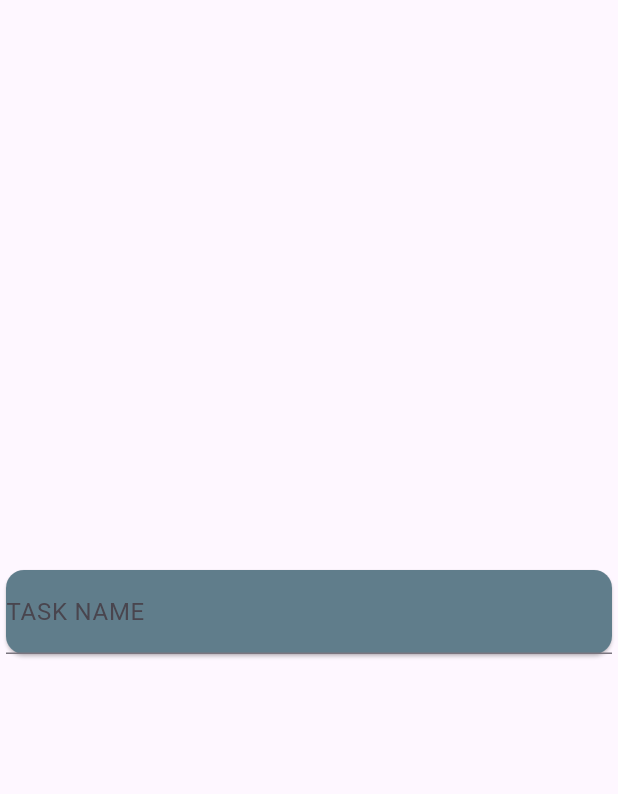
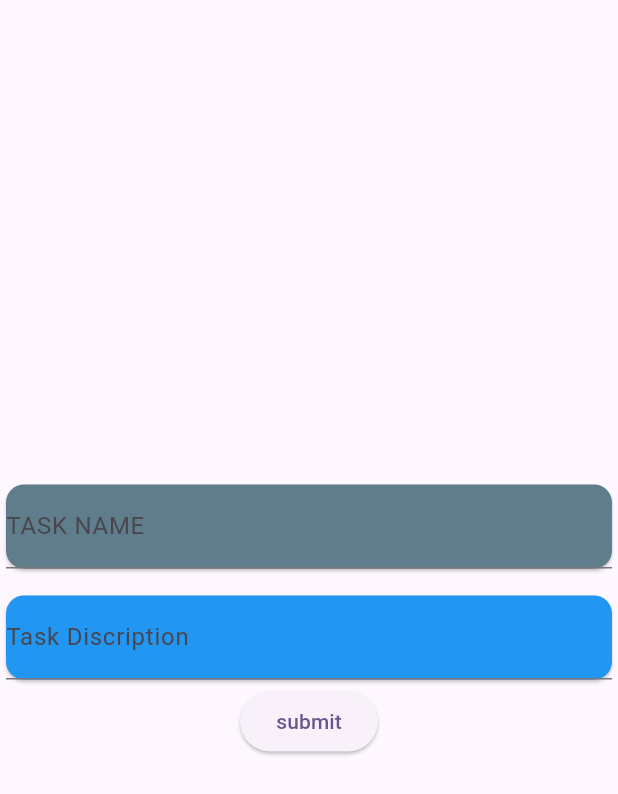
Before and after one commit to 1224jatin/practice_sqlflite1, a Flutter app: the HomeScreen screen opened directly, on a phone screen of 412 x 824 dp. Shown: the top 794 px of the screen. Run offline on Flutter 3.47's test engine with Material 3 defaults, Android fonts, the phone set to English and light mode, and no system bars; our stand-ins replace sqflite; accounts and stored records are empty.

Commit message:
27 - 3 - 2026

```diff
--- a/lib/db_helper/db_helper.dart
+++ b/lib/db_helper/db_helper.dart
@@ -22,7 +22,7 @@ return _db!;
      await db.execute( '''CREATE TABLE Task(
       ID INTEGER PRIMARY KEY AUTOINCREMENT ,
       Task TEXT NOT NULL,
-      DESRIPTION TEXT NOT NULL
+      Decription TEXT NOT NULL
       );''');
     }
     );
@@ -31,6 +31,6 @@ return _db!;
   Future<void> insertTask(Task task) async {
     final dbClient = await db;
     dbClient.insert("Task", task.ToMap());
-
+    dbClient.insert("Decription", task.ToMap());
+  }
 }
-}
--- a/lib/view/home_Screen.dart
+++ b/lib/view/home_Screen.dart
@@ -1,5 +1,8 @@
 import 'package:flutter/cupertino.dart';
 import 'package:flutter/material.dart';
+import 'package:provider/provider.dart';
+import 'package:sqlflite_practice1/view/add_screen.dart';
+import 'package:sqlflite_practice1/view_model/vm_sql.dart';
 
 class HomeScreen extends StatefulWidget{
   @override
@@ -11,6 +14,7 @@ class _HomeScreen extends State<HomeScreen>{
 
   @override
   Widget build(BuildContext context) {
+    final vm = Provider.of<VmSql>(context);
    return Scaffold(body:
      Center(child:
        Column(mainAxisAlignment: MainAxisAlignment.center,
@@ -26,9 +30,23 @@ class _HomeScreen extends State<HomeScreen>{
          ),
 
          ),
+         SizedBox(height: 10),
          Card(
-
-         )
+           color: Colors.blue,
+           child: TextField(
+             controller: taskDecriptioncontroller,
+             decoration:  InputDecoration(
+               label: const Text("Task Discription"),
+             ),
+           ),
+         ),
+         ElevatedButton(onPressed: (){
+           if(taskNamecontroller.text != null &&
+               taskDecriptioncontroller.text != null){
+             Navigator.push(context,
+                 MaterialPageRoute(builder: (context)=> AddScreen()));
+           }
+         }, child: const Text("submit"))
        ],
        ),
 
```
Also changed, not shown: lib/main.dart (+7 -1 lines), lib/view/add_screen.dart (+53 -0 lines).
